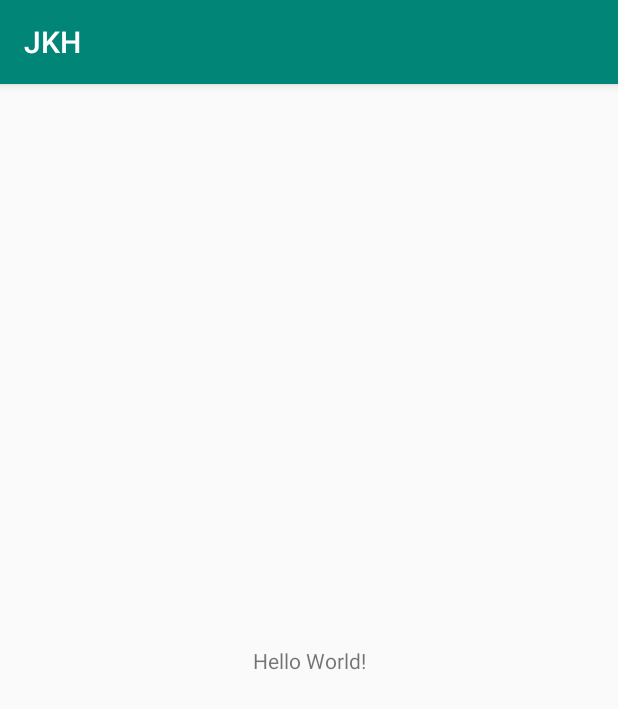
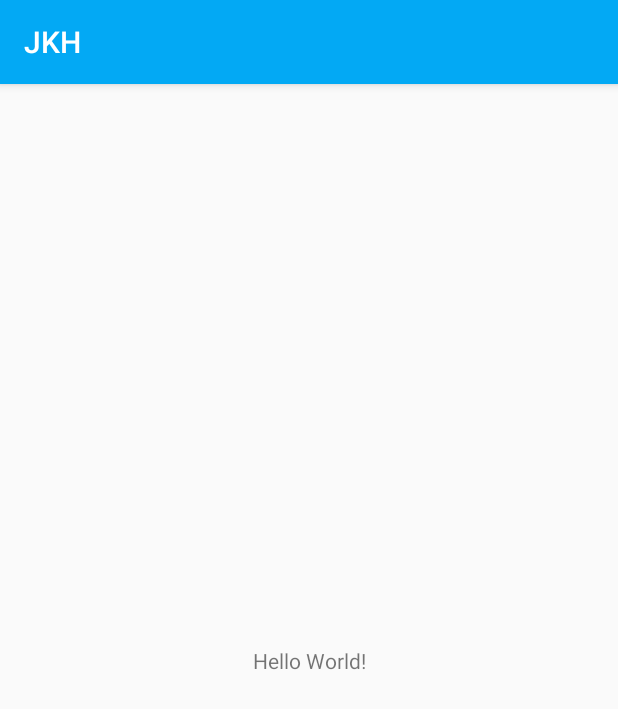
Before and after one commit to even-odd/Kapteyn, an Android app: the screen it shows after launch (MainActivity), on a phone screen of 412 x 824 dp. Shown: the top 709 px of the screen. Run offline under Robolectric (Android 15) with nearby library versions, the phone set to English and light mode, and no system bars.

Commit message:
added colors values

```diff
--- a/app/src/main/res/values/colors.xml
+++ b/app/src/main/res/values/colors.xml
@@ -1,6 +1,11 @@
 <?xml version="1.0" encoding="utf-8"?>
 <resources>
-    <color name="colorPrimary">#008577</color>
-    <color name="colorPrimaryDark">#00574B</color>
-    <color name="colorAccent">#D81B60</color>
+    <color name="colorPrimary">#03A9F4</color>
+    <color name="colorPrimaryDark">#0288D1</color>
+    <color name="colorPrimaryLight">#B3E5FC</color>
+    <color name="colorAccent">#00BCD4</color>
+    <color name="colorText">#FFFFFF</color>
+    <color name="colorPrimaryText">#212121</color>
+    <color name="colorSecondaryText">#757575</color>
+    <color name="colorDivided">#BDBDBD</color>
 </resources>
```
